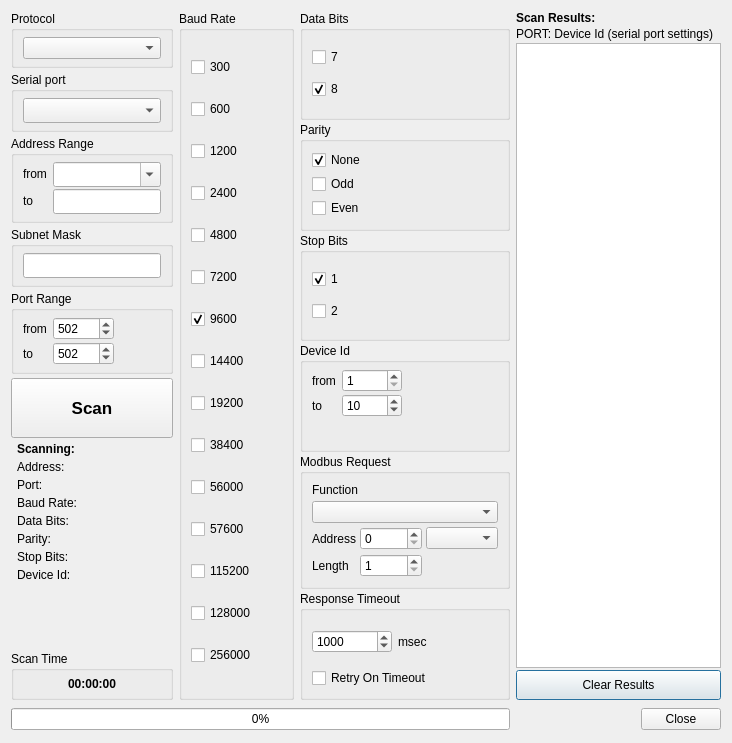
This is src/dialogs/dialogmodbusscanner.ui in sanny32/OpenModScan as Qt 5 draws it before an edit. The edited form follows.
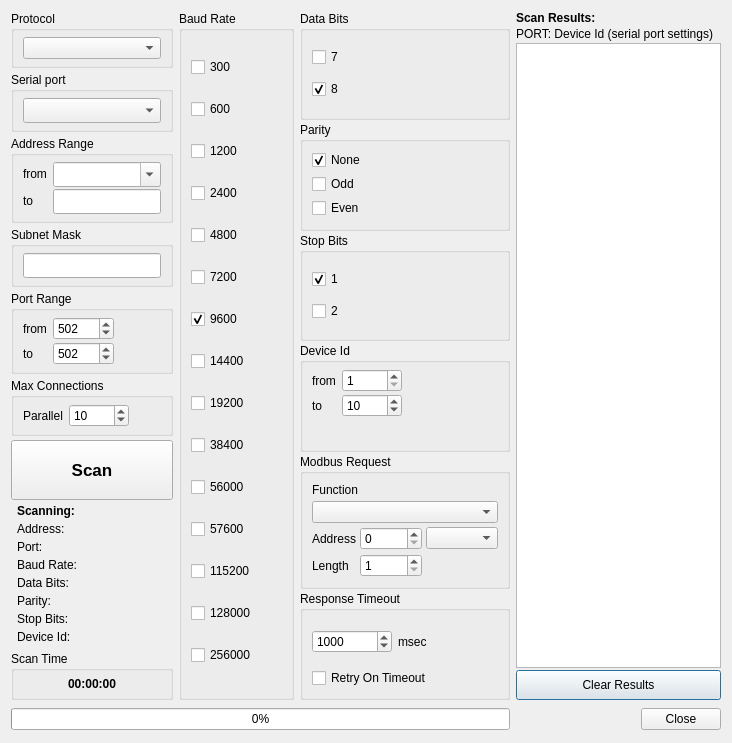
This is the edited form. Icons and pictures are not drawn. Custom widgets are drawn as their Qt base class.

The edit to the form file:
```diff
--- a/src/dialogs/dialogmodbusscanner.ui
+++ b/src/dialogs/dialogmodbusscanner.ui
@@ -919,6 +919,62 @@
          </layout>
         </widget>
        </item>
+       <item>
+        <widget class="QGroupBox" name="groupBoxMaxConnections">
+         <property name="sizePolicy">
+          <sizepolicy hsizetype="Preferred" vsizetype="Fixed">
+           <horstretch>0</horstretch>
+           <verstretch>0</verstretch>
+          </sizepolicy>
+         </property>
+         <property name="title">
+          <string>Max Connections</string>
+         </property>
+         <layout class="QFormLayout" name="formLayout_6">
+          <property name="verticalSpacing">
+           <number>2</number>
+          </property>
+          <property name="topMargin">
+           <number>6</number>
+          </property>
+          <property name="bottomMargin">
+           <number>6</number>
+          </property>
+          <item row="0" column="0">
+           <widget class="QLabel" name="labelMaxConnections">
+            <property name="text">
+             <string>Parallel</string>
+            </property>
+           </widget>
+          </item>
+          <item row="0" column="1">
+           <widget class="QSpinBox" name="spinBoxMaxConnections">
+            <property name="sizePolicy">
+             <sizepolicy hsizetype="Fixed" vsizetype="Fixed">
+              <horstretch>0</horstretch>
+              <verstretch>0</verstretch>
+             </sizepolicy>
+            </property>
+            <property name="minimumSize">
+             <size>
+              <width>60</width>
+              <height>0</height>
+             </size>
+            </property>
+            <property name="minimum">
+             <number>1</number>
+            </property>
+            <property name="maximum">
+             <number>100</number>
+            </property>
+            <property name="value">
+             <number>10</number>
+            </property>
+           </widget>
+          </item>
+         </layout>
+        </widget>
+       </item>
        <item>
         <widget class="QPushButton" name="pushButtonScan">
          <property name="minimumSize">
```
